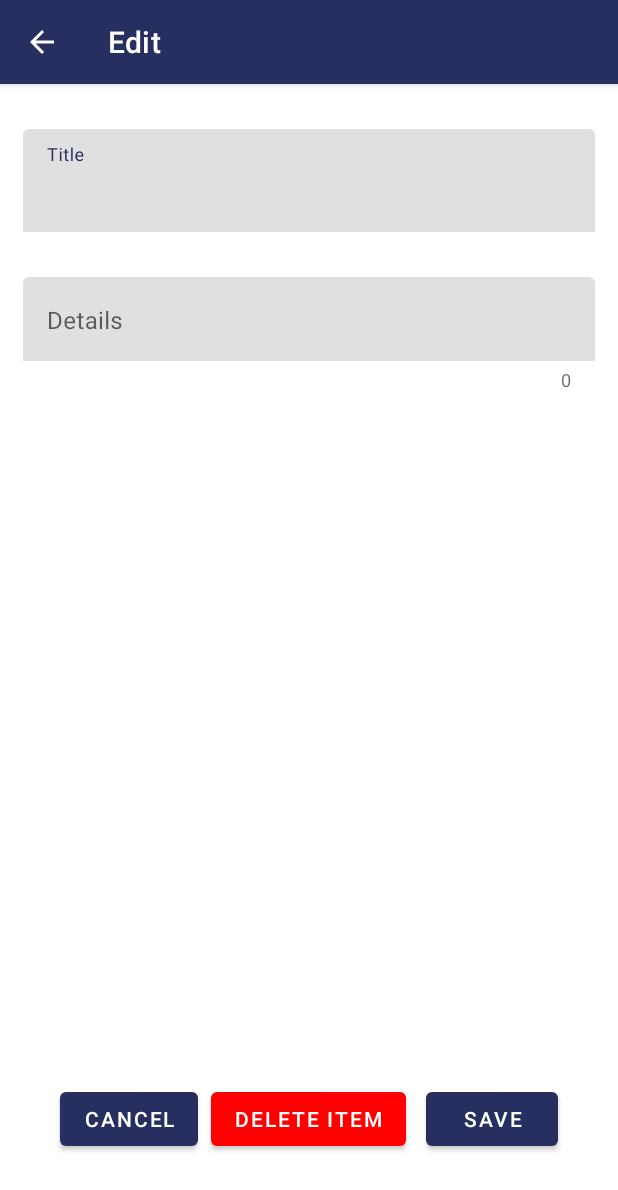
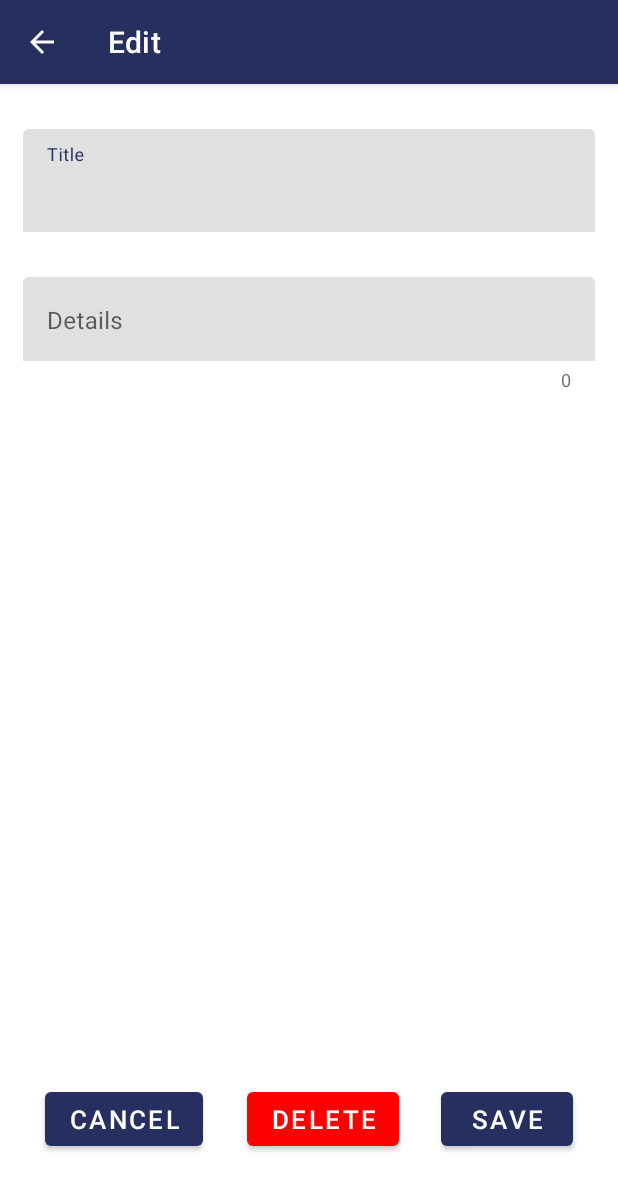
Before and after one commit to NED-CEW-Final-Project-Devs/Studestant, an Android app: the TodoEditorActivity screen opened directly, with no data from a screen before it, on a phone screen of 412 x 824 dp. Shown: the top 1190 px of the screen. Run offline under Robolectric (Android 15) with nearby library versions, the phone set to English and light mode, and no system bars; our stand-ins replace Firebase (no records; nobody signed in at launch, a user with empty details on screens opened directly); 1 statement that could not run was skipped.

Commit message:
fixed alignment issues in todolist editor

```diff
--- a/app/src/main/res/layout/activity_todo_editor.xml
+++ b/app/src/main/res/layout/activity_todo_editor.xml
@@ -58,7 +58,7 @@
 
     </LinearLayout>
 
-    <RelativeLayout
+    <androidx.constraintlayout.widget.ConstraintLayout
         android:id="@+id/todo_editor_buttons"
         android:layout_width="match_parent"
         android:layout_height="wrap_content"
@@ -71,36 +71,42 @@
             android:id="@+id/btn_todo_editor_cancel"
             android:layout_width="wrap_content"
             android:layout_height="wrap_content"
-            android:layout_alignParentStart="true"
-            android:layout_alignParentLeft="true"
-            android:layout_gravity="left"
-            android:layout_marginStart="40dp"
-            android:layout_marginLeft="40dp"
+            app:layout_constraintStart_toStartOf="parent"
+            app:layout_constraintBottom_toBottomOf="parent"
+            app:layout_constraintTop_toTopOf="parent"
+            android:layout_marginStart="30dp"
+            android:layout_marginLeft="30dp"
+            android:textSize="17sp"
             android:text="Cancel" />
 
         <Button
             android:id="@+id/btn_todo_editor_delete"
             android:layout_width="wrap_content"
             android:layout_height="wrap_content"
-            android:layout_centerInParent="true"
-            android:layout_gravity="left"
-            android:layout_marginStart="40dp"
-            android:layout_marginLeft="40dp"
-            android:text="Delete Item"
-            app:backgroundTint="@color/red" />
+            android:layout_marginStart="18dp"
+            android:layout_marginLeft="18dp"
+            android:text="Delete"
+            android:textSize="17sp"
+            app:backgroundTint="@color/red"
+            app:layout_constraintBottom_toBottomOf="parent"
+            app:layout_constraintTop_toTopOf="parent"
+            app:layout_constraintEnd_toEndOf="parent"
+            app:layout_constraintStart_toStartOf="parent"
+            app:layout_constraintStart_toEndOf="@id/btn_todo_editor_cancel" />
 
         <Button
             android:id="@+id/btn_todo_editor_save"
             android:layout_width="wrap_content"
             android:layout_height="wrap_content"
-            android:layout_alignParentEnd="true"
-            android:layout_alignParentRight="true"
-            android:layout_gravity="right"
-            android:layout_marginEnd="40dp"
-            android:layout_marginRight="40dp"
+            app:layout_constraintEnd_toEndOf="parent"
+            android:layout_marginRight="30dp"
+            android:layout_marginEnd="30dp"
+            app:layout_constraintBottom_toBottomOf="parent"
+            app:layout_constraintTop_toTopOf="parent"
+            android:textSize="17sp"
             android:text="Save" />
 
 
-    </RelativeLayout>
+    </androidx.constraintlayout.widget.ConstraintLayout>
 
 </androidx.constraintlayout.widget.ConstraintLayout>
```
Also changed, not shown: app/src/main/res/layout/activity_todo_adder.xml (+16 -14 lines), app/src/main/java/com/ned_cew_final_project/studestant/PomodoroWork.java (line endings or trailing spaces).
